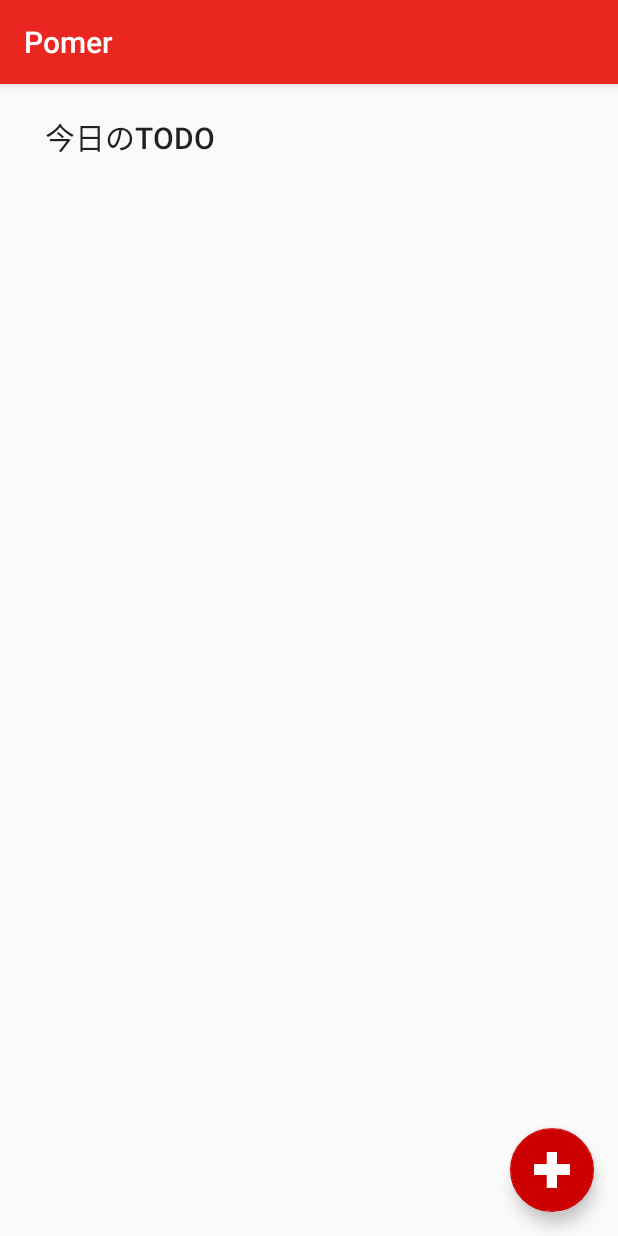
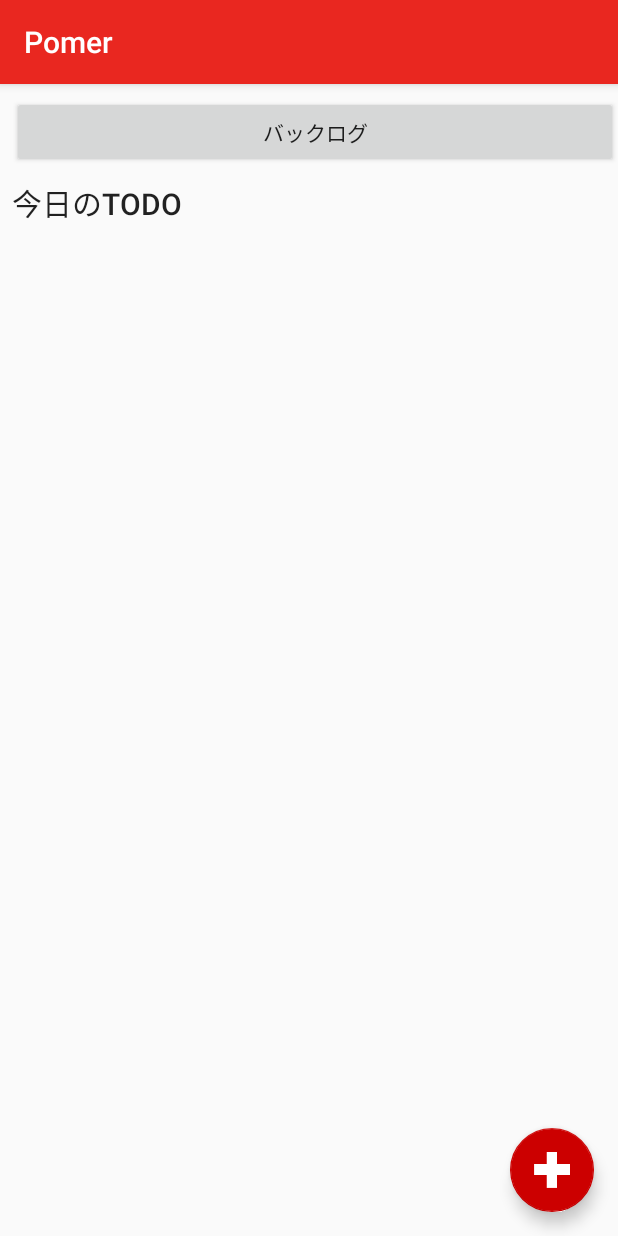
Before and after one commit to mochoi999/Pomer, an Android app: the TodoListActivity screen opened directly, with no data from a screen before it, on a phone screen of 412 x 824 dp. Run offline under Robolectric (Android 15) with nearby library versions, the phone set to English and light mode, and no system bars.

Commit message:
バックログ画面ベース追加

```diff
--- a/app/src/main/AndroidManifest.xml
+++ b/app/src/main/AndroidManifest.xml
@@ -22,6 +22,7 @@
         </activity>
         <activity android:name="com.mochoi.pomer.view.TodoListActivity" />
         <activity android:name="com.mochoi.pomer.view.RegisterTaskActivity" />
+        <activity android:name="com.mochoi.pomer.view.BacklogActivity" />
     </application>
 
 </manifest>
--- a/app/src/main/java/com/mochoi/pomer/model/TaskRegisterService.java
+++ b/app/src/main/java/com/mochoi/pomer/model/RegisterTaskService.java
@@ -2,21 +2,21 @@ package com.mochoi.pomer.model;
 
 import io.realm.Realm;
 
-public class TaskRegisterService {
+public class RegisterTaskService {
     Realm realm;
 
-    public TaskRegisterService(){
+    public RegisterTaskService(){
         realm = Realm.getDefaultInstance();
     }
 
     public void register(TaskRO task){
+        realm.beginTransaction();
 
         Number maxid = realm.where(TaskRO.class).max("id");
         if (maxid == null){
             maxid = 0;
         }
 
-        realm.beginTransaction();
         task.id = maxid.longValue() + 1;
         realm.copyToRealm(task);
         realm.commitTransaction();
--- a/app/src/main/java/com/mochoi/pomer/viewmodel/RegisterTaskVM.java
+++ b/app/src/main/java/com/mochoi/pomer/viewmodel/RegisterTaskVM.java
@@ -3,7 +3,7 @@ package com.mochoi.pomer.viewmodel;
 import android.databinding.ObservableField;
 
 import com.mochoi.pomer.model.TaskRO;
-import com.mochoi.pomer.model.TaskRegisterService;
+import com.mochoi.pomer.model.RegisterTaskService;
 
 public class RegisterTaskVM {
 
@@ -12,7 +12,7 @@ public class RegisterTaskVM {
     public void register(){
         TaskRO taskRO = new TaskRO();
         taskRO.taskName = task.get().taskName;
-        new TaskRegisterService().register(taskRO);
+        new RegisterTaskService().register(taskRO);
 
     }
 
--- a/app/src/main/res/layout/todolist_main.xml
+++ b/app/src/main/res/layout/todolist_main.xml
@@ -6,20 +6,32 @@
     <RelativeLayout
         android:layout_width="match_parent"
         android:layout_height="wrap_content">
+
         <fragment
             android:id="@+id/add_task_fragment"
             android:name="com.mochoi.pomer.view.AddNewTaskView"
             android:layout_width="match_parent"
             android:layout_height="match_parent" />
 
+        <Button
+            android:id="@+id/button"
+            android:layout_width="match_parent"
+            android:layout_height="wrap_content"
+            android:layout_alignTop="@+id/add_task_fragment"
+            android:layout_alignParentStart="true"
+            android:layout_marginStart="8dp"
+            android:layout_marginTop="8dp"
+            android:onClick="moveBacklog"
+            android:text="バックログ" />
+
         <TextView
             android:id="@+id/textView"
             android:layout_width="wrap_content"
             android:layout_height="wrap_content"
-            android:layout_alignTop="@+id/add_task_fragment"
+            android:layout_below="@+id/button"
             android:layout_alignParentStart="true"
-            android:layout_marginStart="30dp"
-            android:layout_marginTop="20dp"
+            android:layout_marginStart="8dp"
+            android:layout_marginTop="8dp"
             android:text="今日のTODO"
             android:textAppearance="@style/TextAppearance.AppCompat.Title" />
     </RelativeLayout>
```
Also changed, not shown: app/src/main/java/com/mochoi/pomer/view/BacklogActivity.java (added, +15 -0 lines), app/src/main/java/com/mochoi/pomer/view/TodoListActivity.java (+7 -2 lines), app/src/main/res/layout/backlog_main.xml (added, +16 -0 lines).
